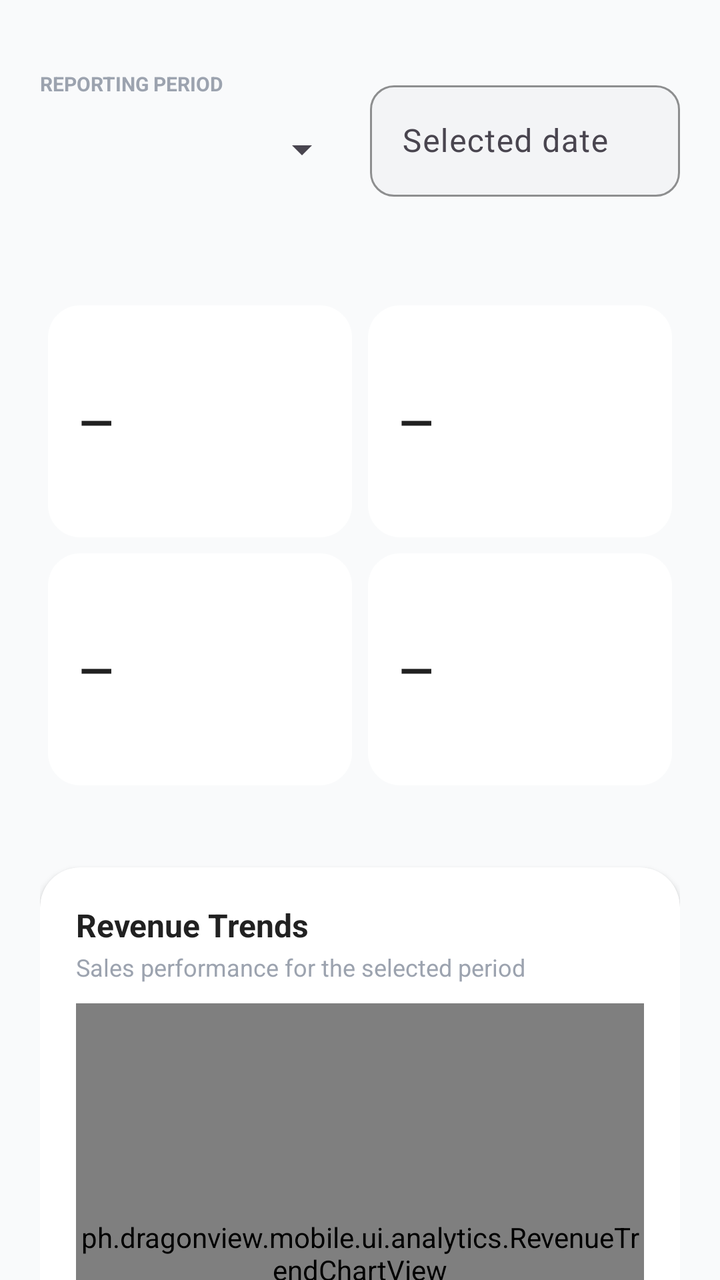
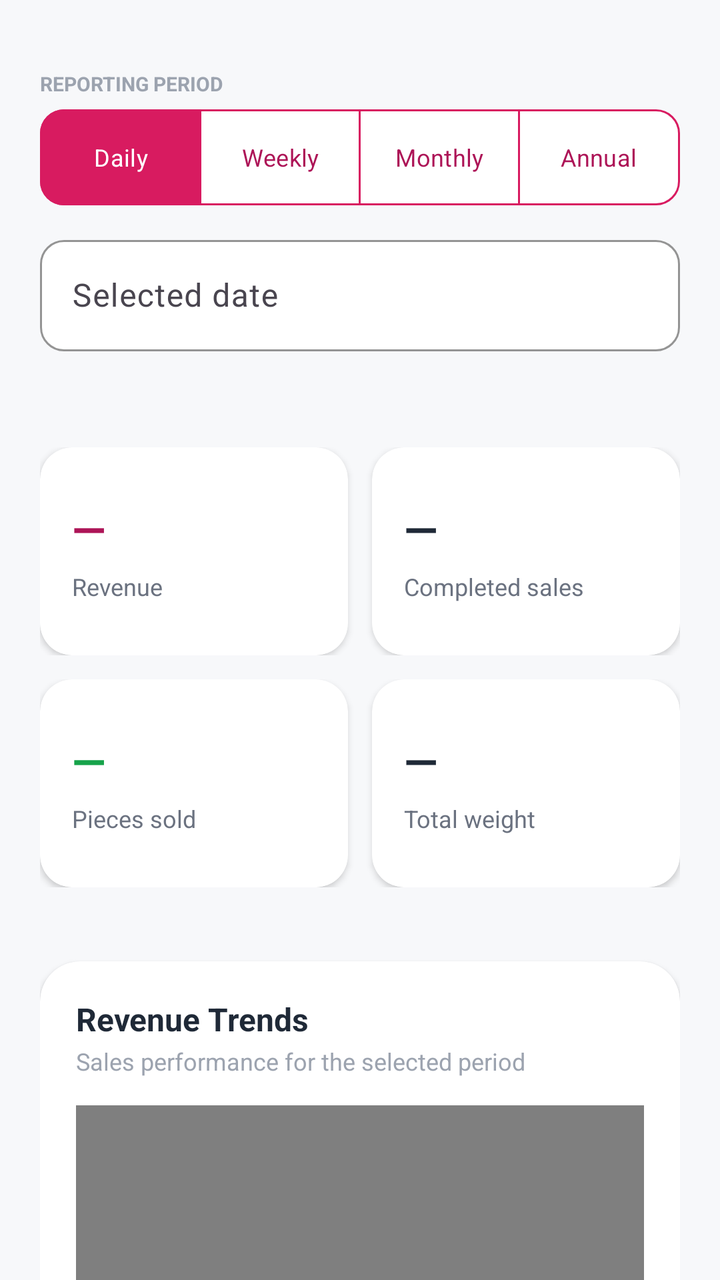

Screens rendered from an Android XML layout before and after an edit, with the pre-edit source and the edit as a unified diff.
<!-- AndroidManifest.xml: application theme Theme.DragonView -->
<!-- res/layout/fragment_analytics.xml -->
<?xml version="1.0" encoding="utf-8"?>
<LinearLayout
    xmlns:android="http://schemas.android.com/apk/res/android"
    xmlns:app="http://schemas.android.com/apk/res-auto"
    android:layout_width="match_parent"
    android:layout_height="match_parent"
    android:background="@color/dragon_surface"
    android:orientation="vertical"
    android:paddingStart="20dp"
    android:paddingTop="16dp"
    android:paddingEnd="20dp">

    <TextView
        android:id="@+id/messageText"
        android:layout_width="match_parent"
        android:layout_height="wrap_content"
        android:gravity="center"
        android:textColor="@color/dragon_error" />

    <androidx.core.widget.NestedScrollView
        android:layout_width="match_parent"
        android:layout_height="0dp"
        android:layout_weight="1"
        android:clipToPadding="false"
        android:fillViewport="true">
        <LinearLayout
            android:id="@+id/analyticsContent"
            android:layout_width="match_parent"
            android:layout_height="wrap_content"
            android:orientation="vertical"
            android:paddingBottom="28dp">

            <LinearLayout
                android:layout_width="match_parent"
                android:layout_height="wrap_content"
                android:gravity="center_vertical"
                android:orientation="horizontal">
                <LinearLayout
                    android:layout_width="0dp"
                    android:layout_height="wrap_content"
                    android:layout_weight="1"
                    android:orientation="vertical">
                    <TextView android:layout_width="wrap_content" android:layout_height="wrap_content" android:text="REPORTING PERIOD" android:textColor="@color/dragon_text_soft" android:textSize="10sp" android:textStyle="bold" />
                    <Spinner
                        android:id="@+id/periodInput"
                        android:layout_width="match_parent"
                        android:layout_height="52dp"
                        android:spinnerMode="dropdown" />
                </LinearLayout>
                <com.google.android.material.textfield.TextInputLayout
                    style="@style/Widget.DragonView.TextInputLayout"
                    android:layout_width="0dp"
                    android:layout_height="wrap_content"
                    android:layout_marginStart="10dp"
                    android:layout_weight="1"
                    android:hint="Selected date">
                    <com.google.android.material.textfield.TextInputEditText
                        android:id="@+id/dateInput"
                        android:layout_width="match_parent"
                        android:layout_height="wrap_content"
                        android:focusable="false" />
                </com.google.android.material.textfield.TextInputLayout>
            </LinearLayout>

            <ProgressBar
                android:id="@+id/progress"
                android:layout_width="32dp"
                android:layout_height="32dp"
                android:layout_gravity="center_horizontal"
                android:layout_marginTop="8dp" />

            <GridLayout
                android:layout_width="match_parent"
                android:layout_height="wrap_content"
                android:layout_marginTop="8dp"
                android:columnCount="2"
                android:useDefaultMargins="true">
                <TextView android:id="@+id/revenueText" style="@style/DashboardMetric" android:text="—" android:contentDescription="Revenue" />
                <TextView android:id="@+id/salesText" style="@style/DashboardMetric" android:text="—" android:contentDescription="Completed sales" />
                <TextView android:id="@+id/piecesText" style="@style/DashboardMetric" android:text="—" android:contentDescription="Pieces sold" />
                <TextView android:id="@+id/weightText" style="@style/DashboardMetric" android:text="—" android:contentDescription="Total weight" />
            </GridLayout>

            <TextView
                android:id="@+id/comparisonText"
                android:layout_width="match_parent"
                android:layout_height="wrap_content"
                android:gravity="end"
                android:paddingTop="4dp"
                android:paddingEnd="6dp"
                android:textColor="@color/dragon_green"
                android:textStyle="bold" />

            <com.google.android.material.card.MaterialCardView
                android:layout_width="match_parent"
                android:layout_height="wrap_content"
                android:layout_marginTop="14dp"
                app:cardBackgroundColor="@color/white"
                app:cardCornerRadius="20dp"
                app:cardElevation="2dp"
                app:strokeWidth="0dp">
                <LinearLayout
                    android:layout_width="match_parent"
                    android:layout_height="wrap_content"
                    android:orientation="vertical"
                    android:padding="18dp">
                    <TextView android:layout_width="wrap_content" android:layout_height="wrap_content" android:text="Revenue Trends" android:textAppearance="@style/TextAppearance.DragonView.TitleMedium" android:textStyle="bold" />
                    <TextView android:layout_width="wrap_content" android:layout_height="wrap_content" android:layout_marginTop="2dp" android:text="Sales performance for the selected period" android:textColor="@color/dragon_text_soft" android:textSize="12sp" />
                    <ph.dragonview.mobile.ui.analytics.RevenueTrendChartView
                        android:id="@+id/trendChart"
                        android:layout_width="match_parent"
                        android:layout_height="250dp"
                        android:layout_marginTop="10dp" />
                </LinearLayout>
            </com.google.android.material.card.MaterialCardView>

            <TextView
                android:layout_width="wrap_content"
                android:layout_height="wrap_content"
                android:layout_marginTop="22dp"
                android:text="Size and Grade Summary"
                android:textAppearance="@style/TextAppearance.DragonView.TitleMedium"
                android:textStyle="bold" />

            <androidx.recyclerview.widget.RecyclerView
                android:id="@+id/summaryList"
                android:layout_width="match_parent"
                android:layout_height="wrap_content"
                android:layout_marginTop="8dp"
                android:nestedScrollingEnabled="false" />
        </LinearLayout>
    </androidx.core.widget.NestedScrollView>
</LinearLayout>
<!-- resources referenced by this layout -->
<resources>
  <color name="dragon_error">#E11D48</color>
  <color name="dragon_green">#15803D</color>
  <style name="DashboardMetric" parent="Widget.Material3.CardView.Filled">
          <item name="android:layout_width">0dp</item>
          <item name="android:layout_height">116dp</item>
          <item name="android:layout_columnWeight">1</item>
          <item name="android:gravity">center_vertical</item>
          <item name="android:padding">16dp</item>
          <item name="android:background">@drawable/metric_card_background</item>
          <item name="android:textColor">@color/ink</item>
          <item name="android:textSize">22sp</item>
          <item name="android:fontFamily">sans-serif-medium</item>
          <item name="android:textStyle">bold</item>
          <item name="android:letterSpacing">-0.02</item>
      </style>
  <style name="Widget.DragonView.TextInputLayout" parent="Widget.Material3.TextInputLayout.OutlinedBox">
          <item name="shapeAppearance">@style/ShapeAppearance.DragonView.Small</item>
          <item name="boxBackgroundColor">@color/dragon_surface_alt</item>
          <item name="boxStrokeColor">@color/dragon_outline</item>
          <item name="boxStrokeWidth">1dp</item>
          <item name="boxStrokeWidthFocused">2dp</item>
          <item name="hintTextColor">@color/muted_ink</item>
      </style>
  <color name="warm_ivory">#F9FAFB</color>
  <color name="ink">#212121</color>
  <color name="dragon_surface_alt">#F3F4F6</color>
  <style name="Theme.DragonView.Base" parent="Theme.Material3.DayNight.NoActionBar">
          <item name="colorPrimary">@color/dragon_magenta</item>
          <item name="colorOnPrimary">@color/white</item>
          <item name="colorPrimaryContainer">@color/dragon_surface_variant</item>
          <item name="colorOnPrimaryContainer">@color/dragon_magenta_dark</item>
          <item name="colorSecondary">@color/dragon_green</item>
          <item name="colorOnSecondary">@color/white</item>
          <item name="colorSecondaryContainer">@color/dragon_green_soft</item>
          <item name="colorOnSecondaryContainer">@color/black</item>
          <item name="colorTertiary">@color/plum_orchid_400</item>
          <item name="colorSurface">@color/dragon_surface</item>
          <item name="colorSurfaceContainer">@color/white</item>
          <item name="colorOnSurface">@color/black</item>
          <item name="colorOutline">@color/dragon_outline</item>
          <item name="colorError">@color/dragon_error</item>
          <item name="android:fontFamily">sans-serif</item>
          <item name="fontFamily">sans-serif</item>
          <item name="materialButtonStyle">@style/Widget.DragonView.Button</item>
          <item name="materialCardViewStyle">@style/Widget.DragonView.Card</item>
          <item name="textInputStyle">@style/Widget.DragonView.TextInputLayout</item>
          <item name="shapeAppearanceSmallComponent">@style/ShapeAppearance.DragonView.Small</item>
          <item name="shapeAppearanceMediumComponent">@style/ShapeAppearance.DragonView.Medium</item>
          <item name="shapeAppearanceLargeComponent">@style/ShapeAppearance.DragonView.Large</item>
          <item name="textAppearanceHeadlineSmall">@style/TextAppearance.DragonView.HeadlineSmall</item>
          <item name="textAppearanceTitleLarge">@style/TextAppearance.DragonView.TitleLarge</item>
          <item name="textAppearanceTitleMedium">@style/TextAppearance.DragonView.TitleMedium</item>
          <item name="textAppearanceBodyLarge">@style/TextAppearance.DragonView.BodyLarge</item>
          <item name="textAppearanceBodyMedium">@style/TextAppearance.DragonView.BodyMedium</item>
          <item name="android:windowLightStatusBar">false</item>
          <item name="android:statusBarColor">@color/dragon_magenta_dark</item>
          <item name="android:navigationBarColor">@color/white</item>
          <item name="android:colorAccent">@color/dragon_magenta</item>
          <item name="android:windowBackground">@color/warm_ivory</item>
      </style>
  <color name="dragon_magenta">#E91E63</color>
  <color name="dragon_magenta_dark">#C2185B</color>
  <color name="plum_orchid_400">#F06292</color>
  <style name="Widget.DragonView.Button" parent="Widget.Material3.Button">
          <item name="shapeAppearance">@style/ShapeAppearance.DragonView.Small</item>
          <item name="android:minHeight">@dimen/button_height</item>
          <item name="android:minWidth">@dimen/touch_target</item>
          <item name="android:paddingStart">16dp</item>
          <item name="android:paddingEnd">16dp</item>
          <item name="android:textAllCaps">false</item>
          <item name="android:fontFamily">sans-serif-medium</item>
          <item name="android:textSize">14sp</item>
          <item name="android:letterSpacing">0.01</item>
          <item name="iconPadding">8dp</item>
          <item name="android:insetTop">0dp</item>
          <item name="android:insetBottom">0dp</item>
      </style>
  <!-- unchanged entries left out for length: 22 -->
</resources>

<!-- the commit's change to res/layout/fragment_analytics.xml (unified diff, before → after) -->
@@ -33,26 +33,55 @@
             <LinearLayout
                 android:layout_width="match_parent"
                 android:layout_height="wrap_content"
-                android:gravity="center_vertical"
-                android:orientation="horizontal">
-                <LinearLayout
-                    android:layout_width="0dp"
-                    android:layout_height="wrap_content"
-                    android:layout_weight="1"
+                android:orientation="vertical">
+                <LinearLayout
+                    android:layout_width="match_parent"
+                    android:layout_height="wrap_content"
                     android:orientation="vertical">
                     <TextView android:layout_width="wrap_content" android:layout_height="wrap_content" android:text="REPORTING PERIOD" android:textColor="@color/dragon_text_soft" android:textSize="10sp" android:textStyle="bold" />
-                    <Spinner
+                    <com.google.android.material.button.MaterialButtonToggleGroup
                         android:id="@+id/periodInput"
                         android:layout_width="match_parent"
-                        android:layout_height="52dp"
-                        android:spinnerMode="dropdown" />
+                        android:layout_height="wrap_content"
+                        android:layout_marginTop="6dp"
+                        app:checkedButton="@id/periodDailyButton"
+                        app:selectionRequired="true"
+                        app:singleSelection="true">
+                        <com.google.android.material.button.MaterialButton
+                            android:id="@+id/periodDailyButton"
+                            style="@style/Widget.DragonView.Button.Period"
+                            android:layout_width="0dp"
+                            android:layout_height="48dp"
+                            android:layout_weight="1"
+                            android:text="Daily" />
+                        <com.google.android.material.button.MaterialButton
+                            android:id="@+id/periodWeeklyButton"
+                            style="@style/Widget.DragonView.Button.Period"
+                            android:layout_width="0dp"
+                            android:layout_height="48dp"
+                            android:layout_weight="1"
+                            android:text="Weekly" />
+                        <com.google.android.material.button.MaterialButton
+                            android:id="@+id/periodMonthlyButton"
+                            style="@style/Widget.DragonView.Button.Period"
+                            android:layout_width="0dp"
+                            android:layout_height="48dp"
+                            android:layout_weight="1"
+                            android:text="Monthly" />
+                        <com.google.android.material.button.MaterialButton
+                            android:id="@+id/periodAnnualButton"
+                            style="@style/Widget.DragonView.Button.Period"
+                            android:layout_width="0dp"
+                            android:layout_height="48dp"
+                            android:layout_weight="1"
+                            android:text="Annual" />
+                    </com.google.android.material.button.MaterialButtonToggleGroup>
                 </LinearLayout>
                 <com.google.android.material.textfield.TextInputLayout
                     style="@style/Widget.DragonView.TextInputLayout"
-                    android:layout_width="0dp"
-                    android:layout_height="wrap_content"
-                    android:layout_marginStart="10dp"
-                    android:layout_weight="1"
+                    android:layout_width="match_parent"
+                    android:layout_height="wrap_content"
+                    android:layout_marginTop="12dp"
                     android:hint="Selected date">
                     <com.google.android.material.textfield.TextInputEditText
                         android:id="@+id/dateInput"
@@ -69,17 +98,69 @@
                 android:layout_gravity="center_horizontal"
                 android:layout_marginTop="8dp" />
 
-            <GridLayout
+            <LinearLayout
                 android:layout_width="match_parent"
                 android:layout_height="wrap_content"
                 android:layout_marginTop="8dp"
-                android:columnCount="2"
-                android:useDefaultMargins="true">
-                <TextView android:id="@+id/revenueText" style="@style/DashboardMetric" android:text="—" android:contentDescription="Revenue" />
-                <TextView android:id="@+id/salesText" style="@style/DashboardMetric" android:text="—" android:contentDescription="Completed sales" />
-                <TextView android:id="@+id/piecesText" style="@style/DashboardMetric" android:text="—" android:contentDescription="Pieces sold" />
-                <TextView android:id="@+id/weightText" style="@style/DashboardMetric" android:text="—" android:contentDescription="Total weight" />
-            </GridLayout>
+                android:orientation="vertical">
+                <LinearLayout
+                    android:layout_width="match_parent"
+                    android:layout_height="wrap_content"
+                    android:baselineAligned="false"
+                    android:orientation="horizontal">
+                    <com.google.android.material.card.MaterialCardView
+                        style="@style/Widget.DragonView.Card"
+                        android:layout_width="0dp"
+                        android:layout_height="wrap_content"
+                        android:layout_marginEnd="6dp"
+                        android:layout_weight="1">
+                        <LinearLayout android:layout_width="match_parent" android:layout_height="wrap_content" android:minHeight="104dp" android:gravity="center_vertical" android:orientation="vertical" android:padding="16dp">
+                            <TextView android:id="@+id/revenueText" android:layout_width="match_parent" android:layout_height="wrap_content" android:contentDescription="Revenue" android:ellipsize="end" android:fontFamily="sans-serif-medium" android:maxLines="1" android:text="—" android:textColor="@color/dragon_magenta_dark" android:textSize="22sp" android:textStyle="bold" app:autoSizeMaxTextSize="22sp" app:autoSizeMinTextSize="14sp" app:autoSizeStepGranularity="1sp" app:autoSizeTextType="uniform" />
+                            <TextView android:layout_width="match_parent" android:layout_height="wrap_content" android:layout_marginTop="6dp" android:text="Revenue" android:textColor="@color/muted_ink" android:textSize="12sp" />
+                        </LinearLayout>
+                    </com.google.android.material.card.MaterialCardView>
+                    <com.google.android.material.card.MaterialCardView
+                        style="@style/Widget.DragonView.Card"
+                        android:layout_width="0dp"
+                        android:layout_height="wrap_content"
+                        android:layout_marginStart="6dp"
+                        android:layout_weight="1">
+                        <LinearLayout android:layout_width="match_parent" android:layout_height="wrap_content" android:minHeight="104dp" android:gravity="center_vertical" android:orientation="vertical" android:padding="16dp">
+                            <TextView android:id="@+id/salesText" android:layout_width="match_parent" android:layout_height="wrap_content" android:contentDescription="Completed sales" android:fontFamily="sans-serif-medium" android:maxLines="1" android:text="—" android:textColor="@color/ink" android:textSize="22sp" android:textStyle="bold" />
+                            <TextView android:layout_width="match_parent" android:layout_height="wrap_content" android:layout_marginTop="6dp" android:text="Completed sales" android:textColor="@color/muted_ink" android:textSize="12sp" />
+                        </LinearLayout>
+                    </com.google.android.material.card.MaterialCardView>
+                </LinearLayout>
+                <LinearLayout
+                    android:layout_width="match_parent"
+                    android:layout_height="wrap_content"
+                    android:layout_marginTop="12dp"
+                    android:baselineAligned="false"
+                    android:orientation="horizontal">
+                    <com.google.android.material.card.MaterialCardView
+                        style="@style/Widget.DragonView.Card"
+                        android:layout_width="0dp"
+                        android:layout_height="wrap_content"
+                        android:layout_marginEnd="6dp"
+                        android:layout_weight="1">
+                        <LinearLayout android:layout_width="match_parent" android:layout_height="wrap_content" android:minHeight="104dp" android:gravity="center_vertical" android:orientation="vertical" android:padding="16dp">
+                            <TextView android:id="@+id/piecesText" android:layout_width="match_parent" android:layout_height="wrap_content" android:contentDescription="Pieces sold" android:fontFamily="sans-serif-medium" android:maxLines="1" android:text="—" android:textColor="@color/dragon_green" android:textSize="22sp" android:textStyle="bold" />
+                            <TextView android:layout_width="match_parent" android:layout_height="wrap_content" android:layout_marginTop="6dp" android:text="Pieces sold" android:textColor="@color/muted_ink" android:textSize="12sp" />
+                        </LinearLayout>
+                    </com.google.android.material.card.MaterialCardView>
+                    <com.google.android.material.card.MaterialCardView
+                        style="@style/Widget.DragonView.Card"
+                        android:layout_width="0dp"
+                        android:layout_height="wrap_content"
+                        android:layout_marginStart="6dp"
+                        android:layout_weight="1">
+                        <LinearLayout android:layout_width="match_parent" android:layout_height="wrap_content" android:minHeight="104dp" android:gravity="center_vertical" android:orientation="vertical" android:padding="16dp">
+                            <TextView android:id="@+id/weightText" android:layout_width="match_parent" android:layout_height="wrap_content" android:contentDescription="Total weight" android:ellipsize="end" android:fontFamily="sans-serif-medium" android:maxLines="1" android:text="—" android:textColor="@color/ink" android:textSize="22sp" android:textStyle="bold" app:autoSizeMaxTextSize="22sp" app:autoSizeMinTextSize="14sp" app:autoSizeStepGranularity="1sp" app:autoSizeTextType="uniform" />
+                            <TextView android:layout_width="match_parent" android:layout_height="wrap_content" android:layout_marginTop="6dp" android:text="Total weight" android:textColor="@color/muted_ink" android:textSize="12sp" />
+                        </LinearLayout>
+                    </com.google.android.material.card.MaterialCardView>
+                </LinearLayout>
+            </LinearLayout>
 
             <TextView
                 android:id="@+id/comparisonText"
@@ -109,8 +190,9 @@
                     <ph.dragonview.mobile.ui.analytics.RevenueTrendChartView
                         android:id="@+id/trendChart"
                         android:layout_width="match_parent"
-                        android:layout_height="250dp"
-                        android:layout_marginTop="10dp" />
+                        android:layout_height="280dp"
+                        android:layout_marginTop="14dp"
+                        android:importantForAccessibility="yes" />
                 </LinearLayout>
             </com.google.android.material.card.MaterialCardView>
 
@@ -121,6 +203,28 @@
                 android:text="Size and Grade Summary"
                 android:textAppearance="@style/TextAppearance.DragonView.TitleMedium"
                 android:textStyle="bold" />
+
+            <TextView
+                android:layout_width="match_parent"
+                android:layout_height="wrap_content"
+                android:layout_marginTop="4dp"
+                android:text="Sales totals grouped by fruit size and grade"
+                android:textColor="@color/dragon_text_soft"
+                android:textSize="12sp" />
+
+            <TextView
+                android:id="@+id/summaryEmptyText"
+                android:layout_width="match_parent"
+                android:layout_height="wrap_content"
+                android:layout_marginTop="8dp"
+                android:background="@drawable/metric_card_background"
+                android:gravity="center"
+                android:minHeight="72dp"
+                android:padding="16dp"
+                android:text="No sold size and grade combinations for this period."
+                android:textColor="@color/muted_ink"
+                android:textSize="13sp"
+                android:visibility="gone" />
 
             <androidx.recyclerview.widget.RecyclerView
                 android:id="@+id/summaryList"
<!-- resource entries referenced after the edit -->
@@ -1,31 +1,35 @@
 <!-- resources referenced by this layout -->
 <resources>
-  <color name="dragon_error">#E11D48</color>
-  <color name="dragon_green">#15803D</color>
-  <style name="DashboardMetric" parent="Widget.Material3.CardView.Filled">
-          <item name="android:layout_width">0dp</item>
-          <item name="android:layout_height">116dp</item>
-          <item name="android:layout_columnWeight">1</item>
-          <item name="android:gravity">center_vertical</item>
-          <item name="android:padding">16dp</item>
-          <item name="android:background">@drawable/metric_card_background</item>
-          <item name="android:textColor">@color/ink</item>
-          <item name="android:textSize">22sp</item>
-          <item name="android:fontFamily">sans-serif-medium</item>
-          <item name="android:textStyle">bold</item>
-          <item name="android:letterSpacing">-0.02</item>
-      </style>
+  <color name="dragon_error">#B3261E</color>
+  <color name="dragon_green">#16A34A</color>
   <style name="Widget.DragonView.TextInputLayout" parent="Widget.Material3.TextInputLayout.OutlinedBox">
           <item name="shapeAppearance">@style/ShapeAppearance.DragonView.Small</item>
-          <item name="boxBackgroundColor">@color/dragon_surface_alt</item>
+          <item name="boxBackgroundColor">@color/white</item>
           <item name="boxStrokeColor">@color/dragon_outline</item>
           <item name="boxStrokeWidth">1dp</item>
           <item name="boxStrokeWidthFocused">2dp</item>
           <item name="hintTextColor">@color/muted_ink</item>
       </style>
-  <color name="warm_ivory">#F9FAFB</color>
-  <color name="ink">#212121</color>
-  <color name="dragon_surface_alt">#F3F4F6</color>
+  <color name="obsidian_plum_800">#AD1457</color>
+  <color name="warm_ivory">#F7F8FA</color>
+  <color name="ink">#1F2937</color>
+  <style name="Widget.DragonView.Button.Period" parent="Widget.Material3.Button.OutlinedButton">
+          <item name="shapeAppearance">@style/ShapeAppearance.DragonView.Small</item>
+          <item name="android:minHeight">@dimen/touch_target</item>
+          <item name="android:minWidth">0dp</item>
+          <item name="android:paddingStart">4dp</item>
+          <item name="android:paddingEnd">4dp</item>
+          <item name="android:textAllCaps">false</item>
+          <item name="android:fontFamily">sans-serif-medium</item>
+          <item name="android:textSize">12sp</item>
+          <item name="android:insetTop">0dp</item>
+          <item name="android:insetBottom">0dp</item>
+          <item name="backgroundTint">@color/period_button_background</item>
+          <item name="android:textColor">@color/period_button_text</item>
+          <item name="strokeColor">@color/dragon_magenta</item>
+          <item name="strokeWidth">1dp</item>
+          <item name="rippleColor">@color/plum_orchid_400</item>
+      </style>
   <style name="Theme.DragonView.Base" parent="Theme.Material3.DayNight.NoActionBar">
           <item name="colorPrimary">@color/dragon_magenta</item>
           <item name="colorOnPrimary">@color/white</item>
@@ -55,14 +59,15 @@
           <item name="textAppearanceBodyLarge">@style/TextAppearance.DragonView.BodyLarge</item>
           <item name="textAppearanceBodyMedium">@style/TextAppearance.DragonView.BodyMedium</item>
           <item name="android:windowLightStatusBar">false</item>
-          <item name="android:statusBarColor">@color/dragon_magenta_dark</item>
+          <item name="android:statusBarColor">@color/dragon_magenta</item>
           <item name="android:navigationBarColor">@color/white</item>
           <item name="android:colorAccent">@color/dragon_magenta</item>
           <item name="android:windowBackground">@color/warm_ivory</item>
       </style>
-  <color name="dragon_magenta">#E91E63</color>
-  <color name="dragon_magenta_dark">#C2185B</color>
-  <color name="plum_orchid_400">#F06292</color>
+  <color name="obsidian_plum_600">#D81B60</color>
+  <color name="dragon_magenta">@color/obsidian_plum_600</color>
+  <color name="dragon_magenta_dark">@color/obsidian_plum_800</color>
+  <color name="plum_orchid_400">#EC5B8D</color>
   <style name="Widget.DragonView.Button" parent="Widget.Material3.Button">
           <item name="shapeAppearance">@style/ShapeAppearance.DragonView.Small</item>
           <item name="android:minHeight">@dimen/button_height</item>
@@ -76,6 +81,9 @@
           <item name="iconPadding">8dp</item>
           <item name="android:insetTop">0dp</item>
           <item name="android:insetBottom">0dp</item>
+          <item name="backgroundTint">@color/button_primary_background</item>
+          <item name="android:textColor">@color/button_primary_text</item>
+          <item name="rippleColor">@color/plum_orchid_400</item>
       </style>
   <!-- unchanged entries left out for length: 22 -->
 </resources>
